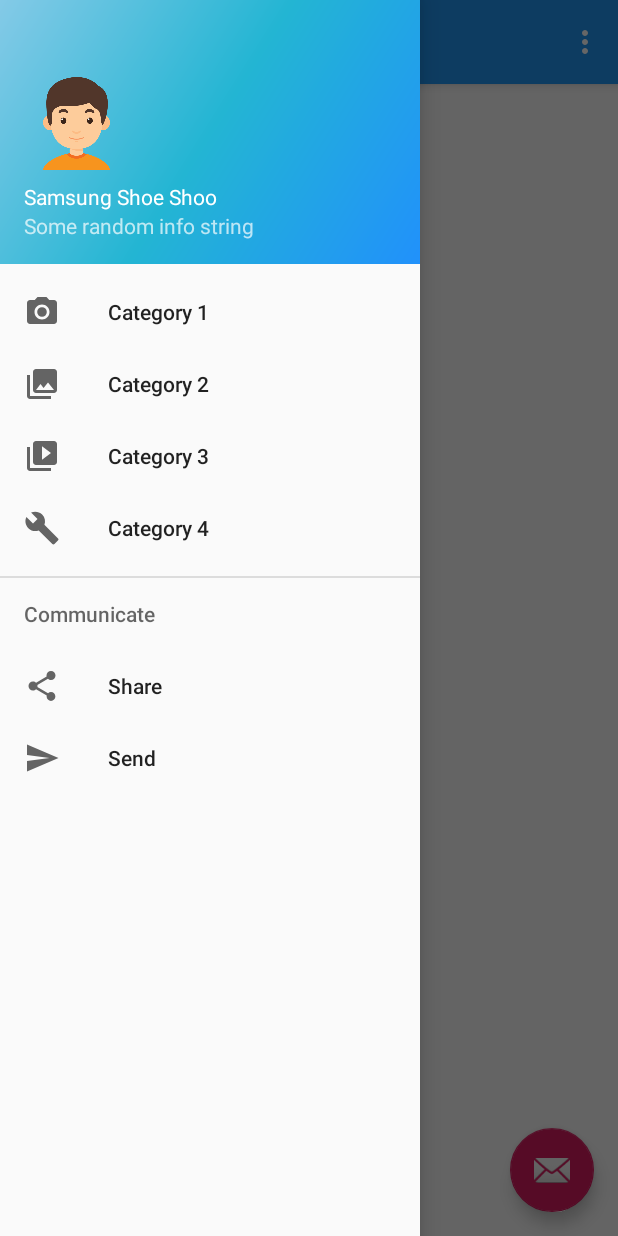
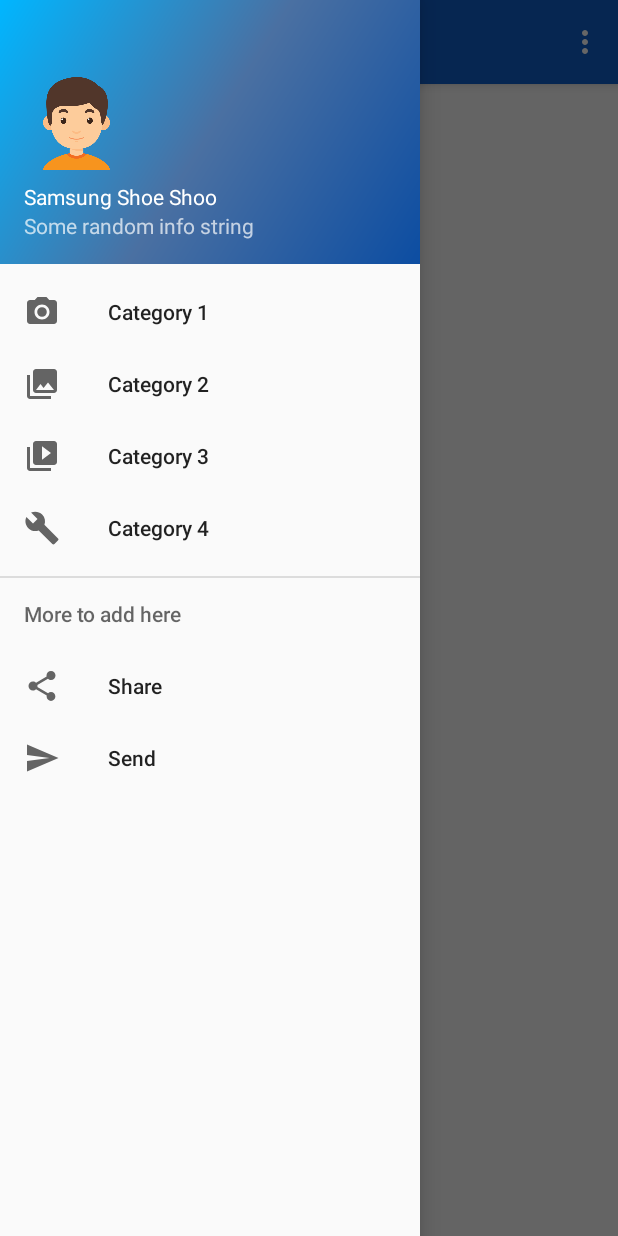
Before and after one commit to isaacmarcus/ShooShoeApp, an Android app: the screen it shows after launch (MainActivity), with the side drawer open, on a phone screen of 412 x 824 dp. Run offline under Robolectric (Android 15) with nearby library versions, the phone set to English and light mode, and no system bars; our stand-ins replace Volley; network calls fail.

Commit message:
Updated Aesthetics, Removed button look

```diff
--- a/app/src/main/java/com/example/samsungshoeshoo/MainActivity.java
+++ b/app/src/main/java/com/example/samsungshoeshoo/MainActivity.java
@@ -2,9 +2,7 @@ package com.example.samsungshoeshoo;
 
 import android.app.ProgressDialog;
 import android.os.Bundle;
-import android.support.design.widget.FloatingActionButton;
 import android.support.design.widget.NavigationView;
-import android.support.design.widget.Snackbar;
 import android.support.v4.view.GravityCompat;
 import android.support.v4.widget.DrawerLayout;
 import android.support.v4.widget.SwipeRefreshLayout;
@@ -16,12 +14,10 @@ import android.support.v7.widget.Toolbar;
 import android.util.Log;
 import android.view.Menu;
 import android.view.MenuItem;
-import android.view.View;
 
 import com.android.volley.Request;
 import com.android.volley.RequestQueue;
 import com.android.volley.Response;
-import com.android.volley.VolleyError;
 import com.android.volley.toolbox.JsonObjectRequest;
 import com.android.volley.toolbox.Volley;
 
@@ -40,7 +36,8 @@ public class MainActivity extends AppCompatActivity
 //    private String postUrl="http://10.12.156.149:8100/location";
 
     // urls from RPI
-    private String url="http://10.12.0.19:8100/shoes";
+//    private String url="http://10.12.0.19:8100/shoes"; // raspberry pi url
+    private String url="http://10.12.156.149:8100/shoes";
     private String postUrl="http://10.12.0.19:8100/location";
     private RecyclerView recyclerView;
     private MyAdapter adapter;
@@ -53,14 +50,14 @@ public class MainActivity extends AppCompatActivity
         setContentView(R.layout.activity_main);
         Toolbar toolbar = findViewById(R.id.toolbar);
         setSupportActionBar(toolbar);
-        FloatingActionButton fab = findViewById(R.id.fab);
-        fab.setOnClickListener(new View.OnClickListener() {
-            @Override
-            public void onClick(View view) {
-                Snackbar.make(view, "Replace with your own action", Snackbar.LENGTH_LONG)
-                        .setAction("Action", null).show();
-            }
-        });
+//        FloatingActionButton fab = findViewById(R.id.fab);
+//        fab.setOnClickListener(new View.OnClickListener() {
+//            @Override
+//            public void onClick(View view) {
+//                Snackbar.make(view, "Replace with your own action", Snackbar.LENGTH_LONG)
+//                        .setAction("Action", null).show();
+//            }
+//        });
         DrawerLayout drawer = findViewById(R.id.drawer_layout);
         NavigationView navigationView = findViewById(R.id.nav_view);
         ActionBarDrawerToggle toggle = new ActionBarDrawerToggle(
@@ -71,16 +68,32 @@ public class MainActivity extends AppCompatActivity
 
         // Build pull down to refresh view
         SwipeRefreshLayout pullToRefresh = findViewById(R.id.pullToRefresh);
-        pullToRefresh.setOnRefreshListener(new SwipeRefreshLayout.OnRefreshListener() {
-            @Override
-            public void onRefresh() {
-                updateRecyclerView(); // Method to update the recycler view
-                pullToRefresh.setRefreshing(false);
-            }
+
+        // Add different colours to refresh loading
+        pullToRefresh.setColorSchemeResources(android.R.color.holo_blue_dark,
+                android.R.color.holo_green_light,
+                android.R.color.holo_orange_light,
+                android.R.color.holo_red_light);
+
+        pullToRefresh.setOnRefreshListener(() -> {
+//            Runnable r = () -> updateRecyclerView();
+//            Handler h = new Handler();
+//            h.postDelayed(r,50000);
+            updateRecyclerView();
+            pullToRefresh.setRefreshing(false);
         });
 
+
+        // Pop up progress dialog to show loading database
+        final ProgressDialog progressDialog = new ProgressDialog(this);
+        progressDialog.setMessage("Loading Database...");
+        progressDialog.show();
         // Method called to build recycler view on opening application
         buildRecyclerView();
+        progressDialog.dismiss();
+
+        // on click listener for deploy button
+        adapter.setOnItemClickListener(position -> deployItem(position));
     }
 
     public void deployItem(int position) {
@@ -105,7 +118,7 @@ public class MainActivity extends AppCompatActivity
             progressDialog.dismiss();
         }
 
-        // Remove item if succesfully deployed
+        // Remove item if successfully deployed
         itemList.remove(position);
         adapter.notifyItemRemoved(position);
     }
@@ -132,29 +145,14 @@ public class MainActivity extends AppCompatActivity
 
         //setting adapter to recycler
         recyclerView.setAdapter(adapter);
-
-        // on click listener for deploy button, calls deploy item method
-        adapter.setOnItemClickListener(new MyAdapter.OnItemClickListener() {
-            @Override
-            public void onItemClick(int position) {
-                deployItem(position);
-            }
-        });
     }
 
+    // Method to update item list when refresh pull down is triggered
     public void updateRecyclerView () {
-        itemList = new ArrayList<>();
-        adapter = new MyAdapter(this, itemList);
         getData();
-        recyclerView.setAdapter(adapter);
+//        getDataLocal();
+        adapter.notifyDataSetChanged();
 
-        // on click listener for deploy button, calls deploy item method
-        adapter.setOnItemClickListener(new MyAdapter.OnItemClickListener() {
-            @Override
-            public void onItemClick(int position) {
-                deployItem(position);
-            }
-        });
     }
 
     @Override
@@ -216,9 +214,6 @@ public class MainActivity extends AppCompatActivity
 
     // method to parse Data and attach to List
     private void getData() {
-        final ProgressDialog progressDialog = new ProgressDialog(this);
-        progressDialog.setMessage("Loading Database...");
-        progressDialog.show();
 
         // Json Request
         final JsonObjectRequest jsonObjectRequest = new JsonObjectRequest(Request.Method.GET, url,null, new Response.Listener<JSONObject>() {
@@ -226,6 +221,8 @@ public class MainActivity extends AppCompatActivity
             public void onResponse(JSONObject response) {
 
                 try {
+                    itemList.clear(); // empty itemList before putting items in it
+
                     JSONArray jsonArray = response.getJSONArray("data");
                     for(int i=0; i < jsonArray.length(); i++) {
 
@@ -239,8 +236,6 @@ public class MainActivity extends AppCompatActivity
                             item.setColour(jsonObject.getString("colour"));
                             item.setOwner(jsonObject.getString("owner"));
                             item.setImage(jsonObject.getString("img"));
-                            //item.setImage("R.drawable." + jsonObject.getString("img"));
-
                             itemList.add(item);
 
                         }
@@ -248,17 +243,14 @@ public class MainActivity extends AppCompatActivity
                     }
                 } catch (JSONException e) {
                     e.printStackTrace();
-                    progressDialog.dismiss();
+//                    progressDialog.dismiss();
                 }
                 adapter.notifyDataSetChanged();
-                progressDialog.dismiss();
+//                progressDialog.dismiss();
             }
-        }, new Response.ErrorListener() {
-            @Override
-            public void onErrorResponse(VolleyError error) {
-                Log.e("Volley",error.toString());
-                progressDialog.dismiss();
-            }
+        }, error -> {
+            Log.e("Volley",error.toString());
+//                progressDialog.dismiss();
         });
 
         RequestQueue requestQueue = Volley.newRequestQueue(this);
@@ -269,6 +261,7 @@ public class MainActivity extends AppCompatActivity
 
     // Method to mock database, while testing offline
     private void getDataLocal() {
+        itemList.clear();
         itemList.add(
                 new ListItem(
                         1, 1,
@@ -280,7 +273,7 @@ public class MainActivity extends AppCompatActivity
 
         itemList.add(
                 new ListItem(
-                        1, 1,
+                        2, 1,
                         "Sneaker",
                         "Black",
                         "Chrissy",
@@ -288,7 +281,7 @@ public class MainActivity extends AppCompatActivity
 
         itemList.add(
                 new ListItem(
-                        1, 1,
+                        3, 1,
                         "sneaker",
                         "grey",
                         "Teagen",
@@ -325,6 +318,7 @@ public class MainActivity extends AppCompatActivity
                         "grey",
                         "Teagen",
                         "grey_sneakers_m02"));
+        adapter.notifyDataSetChanged();
     }
 
 }
--- a/app/src/main/res/drawable/buttonshape.xml
+++ b/app/src/main/res/drawable/buttonshape.xml
@@ -1,7 +1,7 @@
 <?xml version="1.0" encoding="utf-8"?>
 <shape xmlns:android="http://schemas.android.com/apk/res/android" android:shape="rectangle" >
     <corners
-        android:radius="3dp"
+        android:radius="5dp"
         />
     <solid
         android:color="#F2F2F2"
@@ -13,7 +13,7 @@
         android:bottom="0dp"
         />
     <size
-        android:width="100dp"
-        android:height="50dp"
+        android:width="90dp"
+        android:height="45dp"
         />
 </shape>
--- a/app/src/main/res/drawable/side_nav_bar.xml
+++ b/app/src/main/res/drawable/side_nav_bar.xml
@@ -2,8 +2,8 @@
     android:shape="rectangle">
     <gradient
         android:angle="135"
-        android:centerColor="#23B5D3"
-        android:endColor="#84CAE7"
-        android:startColor="#2191FB"
+        android:centerColor="#4A70A2"
+        android:endColor="#00B6FF"
+        android:startColor="#0c4da2"
         android:type="linear" />
 </shape>
--- a/app/src/main/res/layout/app_bar_main.xml
+++ b/app/src/main/res/layout/app_bar_main.xml
@@ -16,7 +16,7 @@
             android:id="@+id/toolbar"
             android:layout_width="match_parent"
             android:layout_height="?attr/actionBarSize"
-            android:background="#2196F3"
+            android:background="#0F60CB"
             app:popupTheme="@style/AppTheme.PopupOverlay" />
 
 
@@ -25,12 +25,12 @@
 
     <include layout="@layout/content_main" />
 
-    <android.support.design.widget.FloatingActionButton
-        android:id="@+id/fab"
-        android:layout_width="wrap_content"
-        android:layout_height="wrap_content"
-        android:layout_gravity="bottom|end"
-        android:layout_margin="@dimen/fab_margin"
-        app:srcCompat="@android:drawable/ic_dialog_email" />
+    <!--<android.support.design.widget.FloatingActionButton-->
+        <!--android:id="@+id/fab"-->
+        <!--android:layout_width="wrap_content"-->
+        <!--android:layout_height="wrap_content"-->
+        <!--android:layout_gravity="bottom|end"-->
+        <!--android:layout_margin="@dimen/fab_margin"-->
+        <!--app:srcCompat="@android:drawable/ic_dialog_email" />-->
 
 </android.support.design.widget.CoordinatorLayout>
--- a/app/src/main/res/menu/activity_main_drawer.xml
+++ b/app/src/main/res/menu/activity_main_drawer.xml
@@ -2,6 +2,7 @@
 <menu xmlns:android="http://schemas.android.com/apk/res/android"
     xmlns:tools="http://schemas.android.com/tools"
     tools:showIn="navigation_view">
+
 
     <group android:checkableBehavior="single">
         <item
@@ -22,7 +23,7 @@
             android:title="@string/menu_tools" />
     </group>
 
-    <item android:title="Communicate">
+    <item android:title="More to add here">
         <menu>
             <item
                 android:id="@+id/nav_share"
```
Also changed, not shown: app/src/main/res/layout/content_main.xml (+29 -4 lines), app/src/main/res/layout/list_item.xml (+42 -11 lines).
